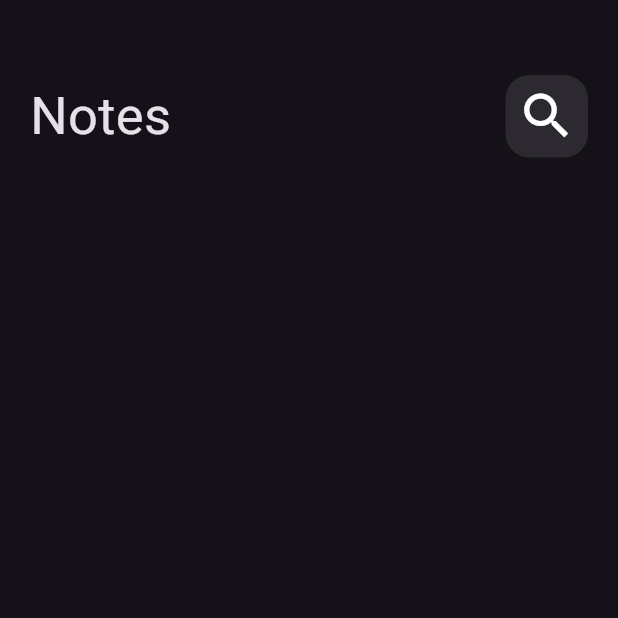
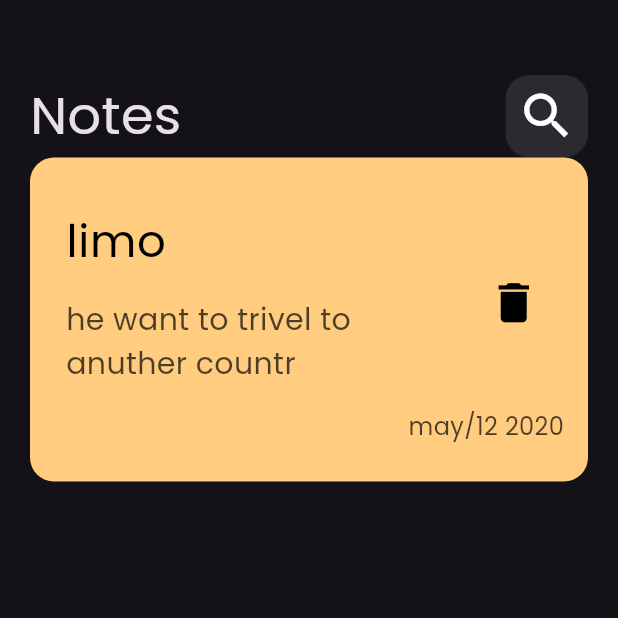
Before and after one commit to limo458/notsapp, a Flutter app: the screen it shows after launch, on a phone screen of 412 x 824 dp, the top half of it. Run offline on Flutter 3.47's test engine with Material 3 defaults, Android fonts, the phone set to English and light mode, and no system bars.

Commit message:
create custom note itme

```diff
--- a/lib/main.dart
+++ b/lib/main.dart
@@ -11,6 +11,7 @@ class NotesApp extends StatelessWidget {
   @override
   Widget build(BuildContext context) {
     return MaterialApp(
-        theme: ThemeData(brightness: Brightness.dark), home: const NotsView());
+        theme: ThemeData(brightness: Brightness.dark, fontFamily: "Poppins"),
+        home: const NotsView());
   }
 }
--- a/lib/views/nots_view.dart
+++ b/lib/views/nots_view.dart
@@ -6,7 +6,7 @@ class NotsView extends StatelessWidget {
 
   @override
   Widget build(BuildContext context) {
-    return Scaffold(
+    return const Scaffold(
       body: NotsViewBody(),
     );
   }
--- /dev/null
+++ b/lib/widges/costum-note -item.dart
@@ -0,0 +1,50 @@
+import 'package:flutter/material.dart';
+
+class NotsItem extends StatelessWidget {
+  const NotsItem({super.key});
+
+  @override
+  Widget build(BuildContext context) {
+    return Container(
+      padding: const EdgeInsets.only(top: 25, bottom: 25, left: 8),
+      decoration: BoxDecoration(
+        color: const Color(0xffFFCC80),
+        borderRadius: BorderRadius.circular(16),
+      ),
+      child: Column(
+        crossAxisAlignment: CrossAxisAlignment.end,
+        children: [
+          ListTile(
+            title: const Text(
+              'limo',
+              style: TextStyle(color: Colors.black, fontSize: 30),
+            ),
+            subtitle: Padding(
+              padding: const EdgeInsets.only(top: 16, bottom: 8),
+              child: Text(
+                'he want to trivel to anuther countr ',
+                style: TextStyle(
+                    color: Colors.black.withOpacity(.7), fontSize: 20),
+              ),
+            ),
+            trailing: IconButton(
+                onPressed: () {},
+                icon: const Icon(
+                  Icons.delete,
+                  color: Colors.black,
+                  size: 35,
+                )),
+          ),
+          Padding(
+            padding: const EdgeInsets.only(right: 16),
+            child: Text(
+              'may/12 2020',
+              style:
+                  TextStyle(color: Colors.black.withOpacity(.7), fontSize: 16),
+            ),
+          ),
+        ],
+      ),
+    );
+  }
+}
--- a/lib/widges/notes_view_body.dart
+++ b/lib/widges/notes_view_body.dart
@@ -1,4 +1,5 @@
 import 'package:flutter/material.dart';
+import 'package:notsapp/widges/costum-note%20-item.dart';
 import 'package:notsapp/widges/custm-app-bar.dart';
 
 class NotsViewBody extends StatelessWidget {
@@ -13,7 +14,8 @@ class NotsViewBody extends StatelessWidget {
           SizedBox(
             height: 50,
           ),
-          CustomAppBar()
+          CustomAppBar(),
+          NotsItem()
         ],
       ),
     );
```
Also changed, not shown: pubspec.yaml (+4 -6 lines), assats/fonts/Poppins-Regular.ttf (added).
